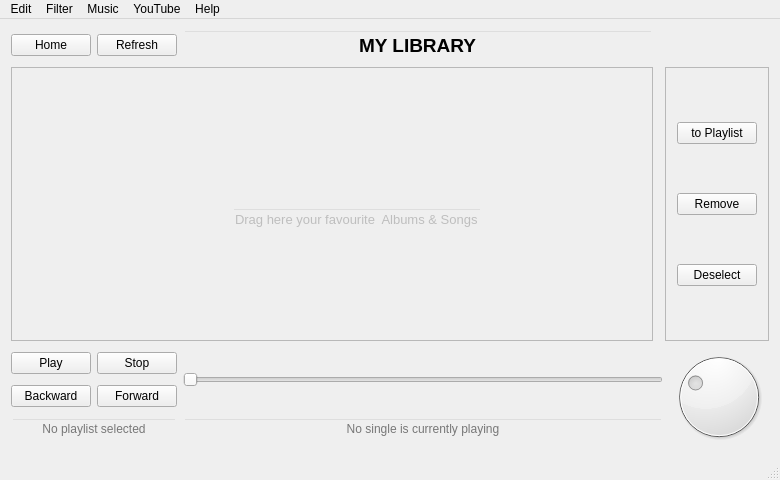
This is mainwin.ui in CermakM/MediaPlayer as Qt 5 draws it before an edit. The edited form follows.
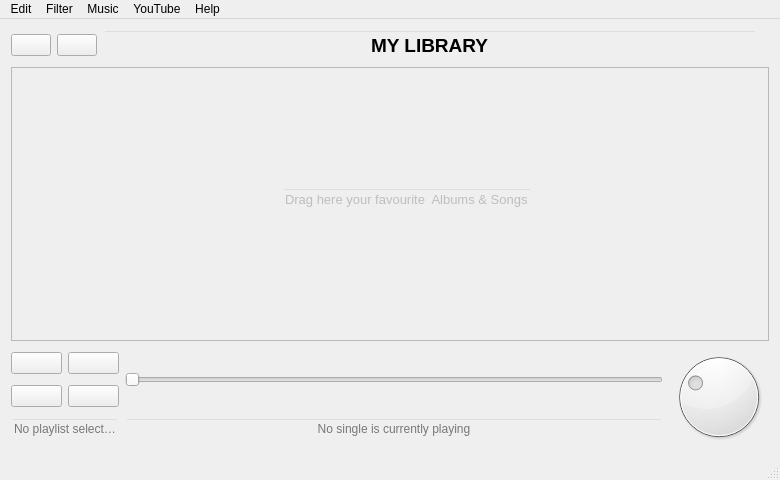
This is the edited form. Icons and pictures are not drawn. Custom widgets are drawn as their Qt base class.

Commit message: Right click menu implemented - causes unknown segment error on icon remove

Diff of the .ui file:
```diff
--- a/mainwin.ui
+++ b/mainwin.ui
@@ -21,108 +21,14 @@
   </property>
   <widget class="QWidget" name="centralWidget">
    <layout class="QGridLayout" name="gridLayout_2">
-    <item row="1" column="0" colspan="3">
-     <widget class="QScrollArea" name="dropArea">
-      <property name="sizePolicy">
-       <sizepolicy hsizetype="Preferred" vsizetype="Expanding">
-        <horstretch>0</horstretch>
-        <verstretch>0</verstretch>
-       </sizepolicy>
-      </property>
-      <property name="mouseTracking">
-       <bool>true</bool>
-      </property>
-      <property name="acceptDrops">
-       <bool>true</bool>
-      </property>
-      <property name="toolTip">
-       <string>Drag here your favourite  Albums &amp; Songs</string>
-      </property>
-      <property name="toolTipDuration">
-       <number>2000</number>
-      </property>
-      <property name="frameShadow">
-       <enum>QFrame::Sunken</enum>
-      </property>
-      <property name="widgetResizable">
-       <bool>true</bool>
-      </property>
-      <property name="alignment">
-       <set>Qt::AlignLeading|Qt::AlignLeft|Qt::AlignTop</set>
-      </property>
-      <widget class="DragArea" name="dropAreaContent">
-       <property name="geometry">
-        <rect>
-         <x>0</x>
-         <y>0</y>
-         <width>648</width>
-         <height>272</height>
-        </rect>
-       </property>
-       <property name="mouseTracking">
-        <bool>true</bool>
-       </property>
-       <property name="acceptDrops">
-        <bool>true</bool>
-       </property>
-       <widget class="QLineEdit" name="default_placeholder">
-        <property name="enabled">
-         <bool>false</bool>
-        </property>
-        <property name="geometry">
-         <rect>
-          <x>220</x>
-          <y>140</y>
-          <width>250</width>
-          <height>22</height>
-         </rect>
-        </property>
-        <property name="minimumSize">
-         <size>
-          <width>250</width>
-          <height>0</height>
-         </size>
-        </property>
-        <property name="font">
-         <font>
-          <family>Ubuntu</family>
-          <pointsize>10</pointsize>
-          <weight>50</weight>
-          <bold>false</bold>
-         </font>
-        </property>
-        <property name="mouseTracking">
-         <bool>false</bool>
-        </property>
-        <property name="acceptDrops">
-         <bool>false</bool>
-        </property>
-        <property name="autoFillBackground">
-         <bool>false</bool>
-        </property>
-        <property name="styleSheet">
-         <string notr="true">background-color: rgba(255, 255, 255, 0);</string>
-        </property>
-        <property name="text">
-         <string>Drag here your favourite  Albums &amp; Songs</string>
-        </property>
-        <property name="frame">
-         <bool>true</bool>
-        </property>
-        <property name="alignment">
-         <set>Qt::AlignCenter</set>
-        </property>
-        <property name="readOnly">
-         <bool>true</bool>
-        </property>
-       </widget>
-      </widget>
-     </widget>
-    </item>
     <item row="0" column="0">
      <widget class="QPushButton" name="ButtonHome">
       <property name="text">
-       <string>Home</string>
+       <string/>
+      </property>
+      <property name="icon">
+       <iconset resource="resource.qrc">
+        <normaloff>:/icons/icon_home</normaloff>:/icons/icon_home</iconset>
       </property>
      </widget>
     </item>
@@ -163,11 +69,27 @@
         <item row="0" column="0">
          <widget class="QPushButton" name="ButtonPlay">
           <property name="text">
-           <string>Play</string>
+           <string/>
+          </property>
+          <property name="icon">
+           <iconset resource="resource.qrc">
+            <normaloff>:/icons/icon_play_pause</normaloff>:/icons/icon_play_pause</iconset>
+          </property>
+          <property name="iconSize">
+           <size>
+            <width>32</width>
+            <height>32</height>
+           </size>
           </property>
           <property name="shortcut">
            <string/>
           </property>
+          <property name="autoDefault">
+           <bool>true</bool>
+          </property>
+          <property name="default">
+           <bool>false</bool>
+          </property>
          </widget>
         </item>
         <item row="2" column="2">
@@ -198,7 +120,23 @@
         <item row="0" column="1">
          <widget class="QPushButton" name="ButtonStop">
           <property name="text">
-           <string>Stop</string>
+           <string/>
+          </property>
+          <property name="icon">
+           <iconset resource="resource.qrc">
+            <normaloff>:/icons/icon_stop</normaloff>:/icons/icon_stop</iconset>
+          </property>
+          <property name="iconSize">
+           <size>
+            <width>32</width>
+            <height>32</height>
+           </size>
+          </property>
+          <property name="default">
+           <bool>false</bool>
+          </property>
+          <property name="flat">
+           <bool>false</bool>
           </property>
          </widget>
         </item>
@@ -233,14 +171,34 @@
         <item row="1" column="0">
          <widget class="QPushButton" name="ButtonBackward">
           <property name="text">
-           <string>Backward</string>
+           <string/>
+          </property>
+          <property name="icon">
+           <iconset resource="resource.qrc">
+            <normaloff>:/icons/icon_backward</normaloff>:/icons/icon_backward</iconset>
+          </property>
+          <property name="iconSize">
+           <size>
+            <width>32</width>
+            <height>32</height>
+           </size>
           </property>
          </widget>
         </item>
         <item row="1" column="1">
          <widget class="QPushButton" name="ButtonForward">
           <property name="text">
-           <string>Forward</string>
+           <string/>
+          </property>
+          <property name="icon">
+           <iconset resource="resource.qrc">
+            <normaloff>:/icons/icon_forward</normaloff>:/icons/icon_forward</iconset>
+          </property>
+          <property name="iconSize">
+           <size>
+            <width>32</width>
+            <height>32</height>
+           </size>
           </property>
          </widget>
         </item>
@@ -268,50 +226,122 @@
       </item>
      </layout>
     </item>
-    <item row="1" column="4">
-     <widget class="QFrame" name="dropAreaOptions">
-      <property name="frameShape">
-       <enum>QFrame::StyledPanel</enum>
-      </property>
-      <property name="frameShadow">
-       <enum>QFrame::Sunken</enum>
-      </property>
-      <layout class="QVBoxLayout" name="verticalLayout">
-       <item>
-        <widget class="QPushButton" name="pushButton">
-         <property name="sizePolicy">
-          <sizepolicy hsizetype="Minimum" vsizetype="Fixed">
-           <horstretch>0</horstretch>
-           <verstretch>0</verstretch>
-          </sizepolicy>
-         </property>
-         <property name="text">
-          <string>to Playlist</string>
-         </property>
-        </widget>
-       </item>
-       <item>
-        <widget class="QPushButton" name="ButtonRemove">
-         <property name="text">
-          <string>Remove</string>
-         </property>
-        </widget>
-       </item>
-       <item>
-        <widget class="QPushButton" name="ButtonDeselect">
-         <property name="text">
-          <string>Deselect</string>
-         </property>
-        </widget>
-       </item>
-      </layout>
-     </widget>
-    </item>
     <item row="0" column="1">
      <widget class="QPushButton" name="ButtonRefresh">
       <property name="text">
-       <string>Refresh</string>
+       <string/>
       </property>
+      <property name="icon">
+       <iconset resource="resource.qrc">
+        <normaloff>:/icons/icon_refresh</normaloff>:/icons/icon_refresh</iconset>
+      </property>
+      <property name="iconSize">
+       <size>
+        <width>16</width>
+        <height>16</height>
+       </size>
+      </property>
+      <property name="flat">
+       <bool>false</bool>
+      </property>
+     </widget>
+    </item>
+    <item row="1" column="0" colspan="5">
+     <widget class="QScrollArea" name="dropArea">
+      <property name="sizePolicy">
+       <sizepolicy hsizetype="Preferred" vsizetype="Expanding">
+        <horstretch>0</horstretch>
+        <verstretch>0</verstretch>
+       </sizepolicy>
+      </property>
+      <property name="mouseTracking">
+       <bool>true</bool>
+      </property>
+      <property name="acceptDrops">
+       <bool>true</bool>
+      </property>
+      <property name="toolTip">
+       <string>Drag here your favourite  Albums &amp; Songs</string>
+      </property>
+      <property name="toolTipDuration">
+       <number>2000</number>
+      </property>
+      <property name="frameShadow">
+       <enum>QFrame::Sunken</enum>
+      </property>
+      <property name="widgetResizable">
+       <bool>true</bool>
+      </property>
+      <property name="alignment">
+       <set>Qt::AlignLeading|Qt::AlignLeft|Qt::AlignTop</set>
+      </property>
+      <widget class="DragArea" name="dropAreaContent">
+       <property name="geometry">
+        <rect>
+         <x>0</x>
+         <y>0</y>
+         <width>760</width>
+         <height>257</height>
+        </rect>
+       </property>
+       <property name="mouseTracking">
+        <bool>true</bool>
+       </property>
+       <property name="acceptDrops">
+        <bool>true</bool>
+       </property>
+       <widget class="QLineEdit" name="default_placeholder">
+        <property name="enabled">
+         <bool>false</bool>
+        </property>
+        <property name="geometry">
+         <rect>
+          <x>270</x>
+          <y>120</y>
+          <width>250</width>
+          <height>22</height>
+         </rect>
+        </property>
+        <property name="minimumSize">
+         <size>
+          <width>250</width>
+          <height>0</height>
+         </size>
+        </property>
+        <property name="font">
+         <font>
+          <family>Ubuntu</family>
+          <pointsize>10</pointsize>
+          <weight>50</weight>
+          <bold>false</bold>
+         </font>
+        </property>
+        <property name="mouseTracking">
+         <bool>false</bool>
+        </property>
+        <property name="acceptDrops">
+         <bool>false</bool>
+        </property>
+        <property name="autoFillBackground">
+         <bool>false</bool>
+        </property>
+        <property name="styleSheet">
+         <string notr="true">background-color: rgba(255, 255, 255, 0);</string>
+        </property>
+        <property name="text">
+         <string>Drag here your favourite  Albums &amp; Songs</string>
+        </property>
+        <property name="frame">
+         <bool>true</bool>
+        </property>
+        <property name="alignment">
+         <set>Qt::AlignCenter</set>
+        </property>
+        <property name="readOnly">
+         <bool>true</bool>
+        </property>
+       </widget>
+      </widget>
      </widget>
     </item>
    </layout>
```
Left out of the diff: 4 changed lines with no effect on the pictures. The commit also changes 13 other files.
